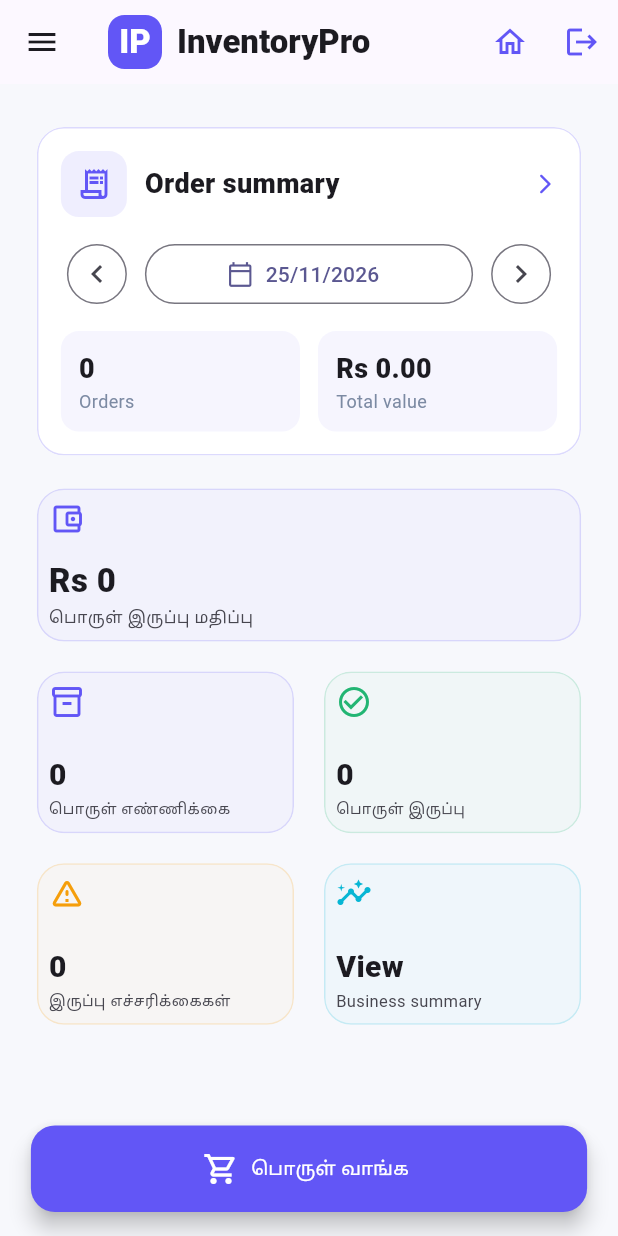
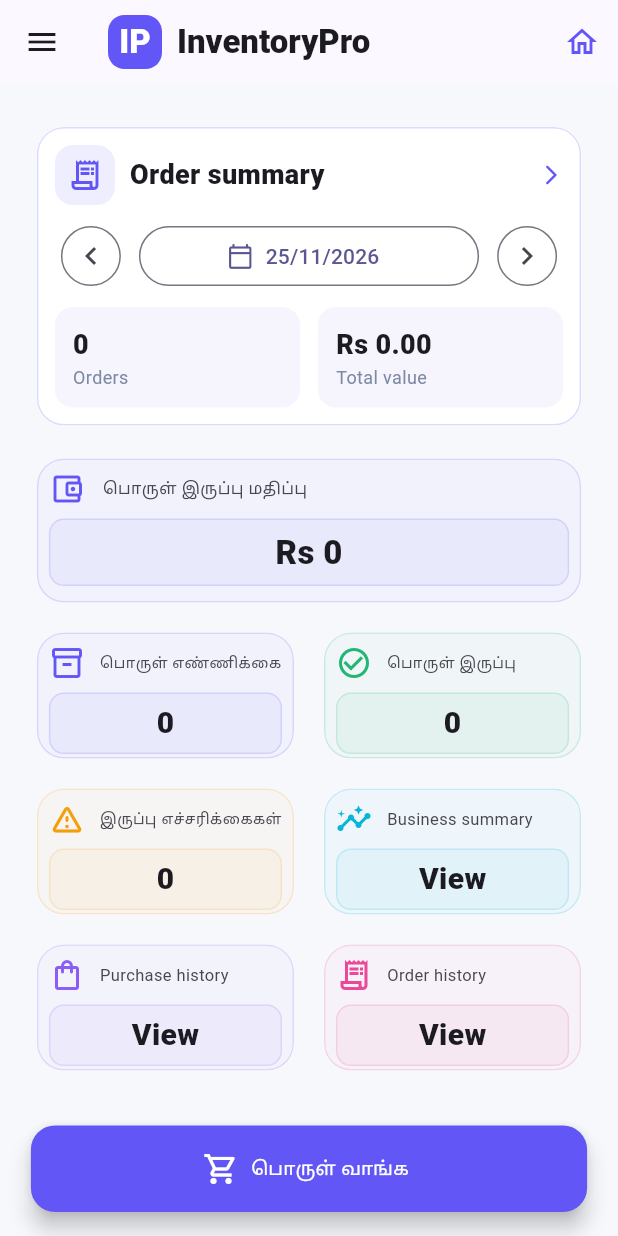
Before and after one commit to somanaga96/business_inventory_mob, a Flutter app: the InventoryHome screen opened directly with empty values, on a phone screen of 412 x 824 dp. Run offline on Flutter 3.47's test engine with Material 3 defaults, Android fonts, the phone set to English and light mode, and no system bars; our stand-ins replace cloud_firestore, csv, file_picker, firebase_core, pdf, printing and 1 more; missing offline and left inert: excel_plus, thermal_printer_flutter; accounts and stored records are empty.

Commit message:
cumulative history added

```diff
--- a/lib/features/dashboard/presentation/dashboard_page.dart
+++ b/lib/features/dashboard/presentation/dashboard_page.dart
@@ -111,10 +111,8 @@ class Dashboard extends StatelessWidget {
           physics: const NeverScrollableScrollPhysics(),
           mainAxisSpacing: 12,
           crossAxisSpacing: 12,
-          // Keep every metric comfortably tall on narrow phones. The grid can
-          // scroll with the page, so preserving readable card content is more
-          // important than forcing a short fixed row height.
-          childAspectRatio: 1.55,
+          // Keep metrics compact so more useful shortcuts fit above the fold.
+          childAspectRatio: 1.95,
           children: [
             Metric(
               language == ProductNameLanguage.tamil
@@ -149,6 +147,20 @@ class Dashboard extends StatelessWidget {
               Icons.insights_outlined,
               const Color(0xFF06B6D4),
               onTap: () => openTab(8),
+            ),
+            Metric(
+              'Purchase history',
+              'View',
+              Icons.shopping_bag_outlined,
+              const Color(0xFF8B5CF6),
+              onTap: () => openTab(4),
+            ),
+            Metric(
+              'Order history',
+              'View',
+              Icons.receipt_long_outlined,
+              const Color(0xFFEC4899),
+              onTap: () => openTab(6),
             ),
           ],
         ),
@@ -208,14 +220,14 @@ class _BillsOverviewCardState extends State<BillsOverviewCard> {
             child: InkWell(
               onTap: widget.openBills,
               child: Padding(
-                padding: const EdgeInsets.all(16),
+                padding: const EdgeInsets.all(12),
                 child: Column(
                   crossAxisAlignment: CrossAxisAlignment.start,
                   children: [
                     Row(
                       children: [
                         Container(
-                          padding: const EdgeInsets.all(10),
+                          padding: const EdgeInsets.all(8),
                           decoration: BoxDecoration(
                             color: primary.withValues(alpha: .10),
                             borderRadius: BorderRadius.circular(12),
@@ -225,7 +237,7 @@ class _BillsOverviewCardState extends State<BillsOverviewCard> {
                             color: primary,
                           ),
                         ),
-                        const SizedBox(width: 12),
+                        const SizedBox(width: 10),
                         const Expanded(
                           child: Text(
                             'Order summary',
@@ -242,7 +254,7 @@ class _BillsOverviewCardState extends State<BillsOverviewCard> {
                         ),
                       ],
                     ),
-                    const SizedBox(height: 14),
+                    const SizedBox(height: 10),
                     Row(
                       children: [
                         IconButton.outlined(
@@ -279,7 +291,7 @@ class _BillsOverviewCardState extends State<BillsOverviewCard> {
                         ),
                       ],
                     ),
-                    const SizedBox(height: 14),
+                    const SizedBox(height: 10),
                     Row(
                       children: [
                         Expanded(
@@ -438,8 +450,13 @@ class InventorySummaryBanner extends StatelessWidget {
   final VoidCallback onTap;
 
   @override
-  Widget build(BuildContext context) => SizedBox(
-    height: 110,
+  Widget build(BuildContext context) => LayoutBuilder(
+    builder: (context, constraints) {
+      // Give the banner enough vertical room for both English and Tamil
+      // labels while keeping it compact on larger screens.
+      final height = (constraints.maxWidth * .16).clamp(104.0, 118.0).toDouble();
+      return SizedBox(
+        height: height,
         child: Card(
     elevation: 0,
     clipBehavior: Clip.antiAlias,
@@ -455,20 +472,16 @@ class InventorySummaryBanner extends StatelessWidget {
         child: Column(
           crossAxisAlignment: CrossAxisAlignment.start,
           children: [
+            Row(
+              crossAxisAlignment: CrossAxisAlignment.center,
+              children: [
             const Icon(Icons.account_balance_wallet_outlined, color: primary),
-            const Spacer(),
-            FittedBox(
-              fit: BoxFit.scaleDown,
-              alignment: Alignment.centerLeft,
-              child: Text(
-                'Rs ${value.toStringAsFixed(0)}',
-                style: TextStyle(
-                  fontSize: 22,
-                  fontWeight: FontWeight.w800,
-                  color: Theme.of(context).colorScheme.onSurface,
-                ),
-              ),
-            ),
+            const SizedBox(width: 12),
+            Expanded(
+              child: Column(
+                crossAxisAlignment: CrossAxisAlignment.start,
+                mainAxisAlignment: MainAxisAlignment.center,
+                children: [
             Text(
               language == ProductNameLanguage.tamil
                   ? 'பொருள் இருப்பு மதிப்பு'
@@ -483,8 +496,37 @@ class InventorySummaryBanner extends StatelessWidget {
                 ],
               ),
             ),
+              ],
+            ),
+            const SizedBox(height: 8),
+            Container(
+              width: double.infinity,
+              padding: const EdgeInsets.symmetric(horizontal: 12, vertical: 6),
+              decoration: BoxDecoration(
+                color: primary.withValues(alpha: .06),
+                borderRadius: BorderRadius.circular(10),
+                border: Border.all(color: primary.withValues(alpha: .16)),
+              ),
+              child: FittedBox(
+                fit: BoxFit.scaleDown,
+                alignment: Alignment.center,
+                child: Text(
+                  'Rs ${value.toStringAsFixed(0)}',
+                  style: TextStyle(
+                    fontSize: 22,
+                    fontWeight: FontWeight.w800,
+                    color: Theme.of(context).colorScheme.onSurface,
                   ),
                 ),
+              ),
+            ),
+          ],
+        ),
+      ),
+      ),
+    ),
+      );
+    },
   );
 }
 
@@ -517,11 +559,35 @@ class Metric extends StatelessWidget {
         child: Column(
           crossAxisAlignment: CrossAxisAlignment.start,
           children: [
+            Row(
+              children: [
                 Icon(icon, color: color),
-            const Spacer(),
-            FittedBox(
+                const SizedBox(width: 10),
+                Expanded(
+                  child: Text(
+                    label,
+                    maxLines: 1,
+                    overflow: TextOverflow.ellipsis,
+                    style: TextStyle(
+                      fontSize: 11,
+                      color: Theme.of(context).colorScheme.onSurfaceVariant,
+                    ),
+                  ),
+                ),
+              ],
+            ),
+            const SizedBox(height: 8),
+            Container(
+              width: double.infinity,
+              padding: const EdgeInsets.symmetric(horizontal: 10, vertical: 5),
+              decoration: BoxDecoration(
+                color: color.withValues(alpha: .06),
+                borderRadius: BorderRadius.circular(10),
+                border: Border.all(color: color.withValues(alpha: .16)),
+              ),
+              child: FittedBox(
                 fit: BoxFit.scaleDown,
-              alignment: Alignment.centerLeft,
+                alignment: Alignment.center,
                 child: Text(
                   value,
                   style: TextStyle(
@@ -531,14 +597,6 @@ class Metric extends StatelessWidget {
                   ),
                 ),
               ),
-            Text(
-              label,
-              maxLines: 1,
-              overflow: TextOverflow.ellipsis,
-              style: TextStyle(
-                fontSize: 11,
-                color: Theme.of(context).colorScheme.onSurfaceVariant,
-              ),
             ),
           ],
         ),
--- a/lib/main.dart
+++ b/lib/main.dart
@@ -16,6 +16,7 @@ import 'features/bills/presentation/bills_history_page.dart';
 import 'features/bills/presentation/bills_page.dart';
 import 'features/dashboard/presentation/dashboard_page.dart';
 import 'features/history/presentation/history_page.dart';
+import 'features/history/presentation/cumulative_history_page.dart';
 import 'features/inventory/application/controllers/inventory_controller.dart';
 import 'features/inventory/domain/models/product.dart';
 import 'features/inventory/presentation/stock_page.dart';
@@ -299,13 +300,6 @@ class _InventoryHomeState extends State<InventoryHome> {
         return Scaffold(
           appBar: AppBar(
             title: const Text('Orders'),
-            actions: [
-              IconButton(
-                tooltip: 'Logout',
-                onPressed: widget.onLogout,
-                icon: const Icon(Icons.logout),
-              ),
-            ],
           ),
           drawer: Drawer(
             child: SafeArea(
@@ -425,6 +419,7 @@ class _InventoryHomeState extends State<InventoryHome> {
           language: productLanguage,
           products: products,
         ),
+        CumulativeHistoryPage(controller: controller, products: products),
       ];
       return Scaffold(
         appBar: AppBar(
@@ -463,11 +458,6 @@ class _InventoryHomeState extends State<InventoryHome> {
               tooltip: 'Home',
               onPressed: tab == 0 ? null : () => setState(() => tab = 0),
               icon: const Icon(Icons.home_outlined, color: primary),
-            ),
-            IconButton(
-              tooltip: 'Logout',
-              onPressed: widget.onLogout,
-              icon: const Icon(Icons.logout, color: primary),
             ),
           ],
         ),
@@ -566,6 +556,7 @@ class _InventoryHomeState extends State<InventoryHome> {
                   'Alerts',
                   'Business summary',
                   'History',
+                  'Cumulative history',
                 ].asMap().entries.map(
                   (entry) => ListTile(
                     selected: tab == entry.key,
@@ -582,6 +573,7 @@ class _InventoryHomeState extends State<InventoryHome> {
                         Icons.warning_amber_outlined,
                         Icons.insights_outlined,
                         Icons.history_outlined,
+                        Icons.summarize_outlined,
                       ][entry.key],
                       color: tab == entry.key ? primary : null,
                     ),
@@ -591,6 +583,12 @@ class _InventoryHomeState extends State<InventoryHome> {
                       Navigator.pop(context);
                     },
                   ),
+                ),
+                const Divider(),
+                ListTile(
+                  leading: const Icon(Icons.logout),
+                  title: const Text('Logout'),
+                  onTap: widget.onLogout,
                 ),
               ],
             ),
```
Also changed, not shown: lib/features/bills/presentation/bills_page.dart (+51 -5 lines), lib/features/history/presentation/cumulative_history_page.dart (added, +63 -0 lines), lib/features/inventory/presentation/stock_page.dart (+22 -0 lines). Lines whose indentation alone changed are shown as unchanged.
